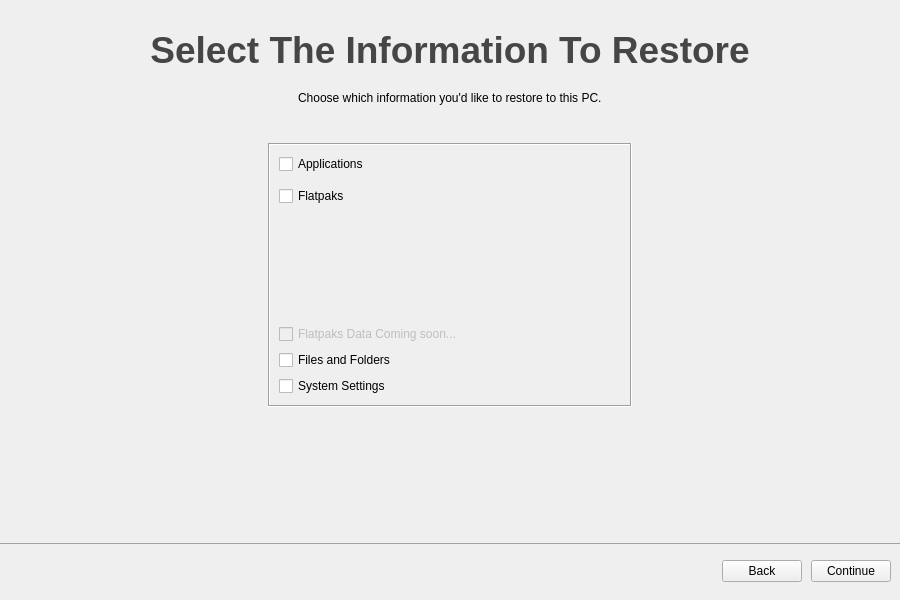
Before: the Qt Designer form src/ui/migration.ui in GeovaneJefferson/timemachine, drawn with Qt 5.
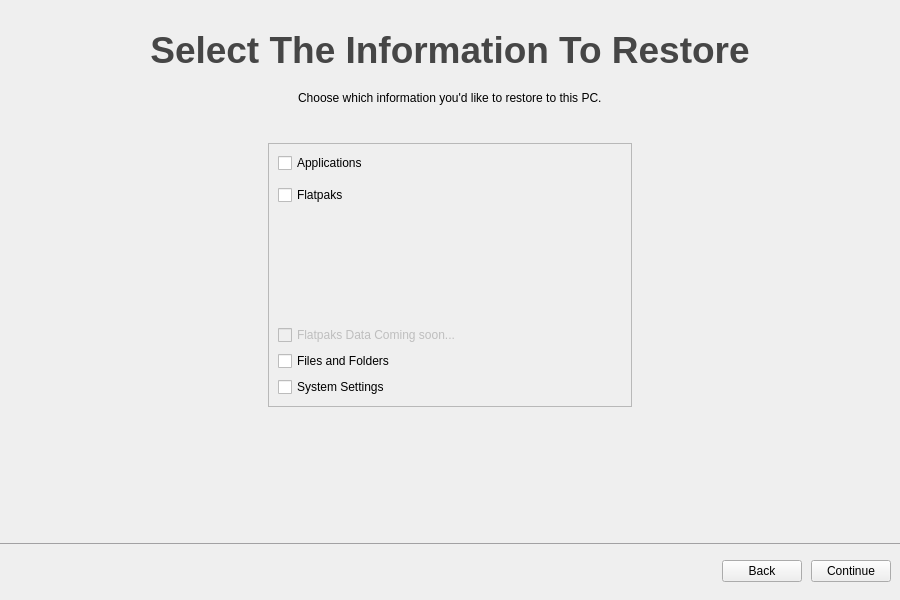
After: the same form once the commit is applied. The open tabs and pages were chosen to show the change. Icons and pictures are not drawn.

```diff
--- a/src/ui/migration.ui
+++ b/src/ui/migration.ui
@@ -664,7 +664,7 @@
                  <bool>true</bool>
                 </property>
                 <property name="frameShape">
-                 <enum>QFrame::Box</enum>
+                 <enum>QFrame::StyledPanel</enum>
                 </property>
                 <property name="frameShadow">
                  <enum>QFrame::Sunken</enum>
@@ -677,8 +677,8 @@
                   <rect>
                    <x>0</x>
                    <y>0</y>
-                   <width>360</width>
-                   <height>260</height>
+                   <width>362</width>
+                   <height>262</height>
                   </rect>
                  </property>
                  <layout class="QVBoxLayout" name="verticalLayout_10">
```
Left out of the diff: 3 changed lines with no effect on the pictures.
